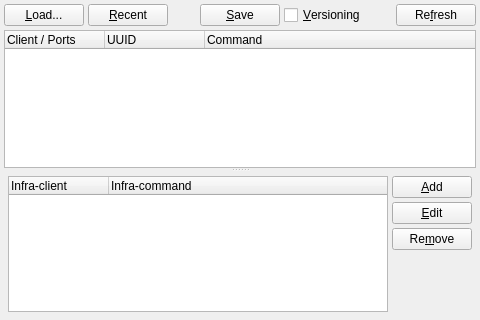
Before: the Qt Designer form src/qjackctlSessionForm.ui in rncbc/qjackctl, drawn with Qt 5.
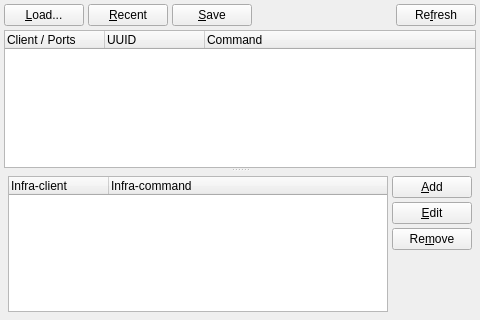
After: the same form once the commit is applied. Icons and pictures are not drawn.

Commit message: - Session: introducing new session save name/dir dialog. (WIP)

Patch:
```diff
--- a/src/qjackctlSessionForm.ui
+++ b/src/qjackctlSessionForm.ui
@@ -88,16 +88,6 @@
        </property>
       </widget>
      </item>
-     <item>
-      <widget class="QCheckBox" name="SaveSessionVersionCheckBox">
-       <property name="toolTip">
-        <string>Save session versioning</string>
-       </property>
-       <property name="text">
-        <string>&amp;Versioning</string>
-       </property>
-      </widget>
-     </item>
      <item>
       <spacer>
        <property name="orientation">
@@ -105,7 +95,7 @@
        </property>
        <property name="sizeHint" stdset="0">
         <size>
-         <width>20</width>
+         <width>220</width>
          <height>20</height>
         </size>
        </property>
```
Left out of the diff: 1 changed line with no effect on the pictures. The commit also changes 23 other files.
